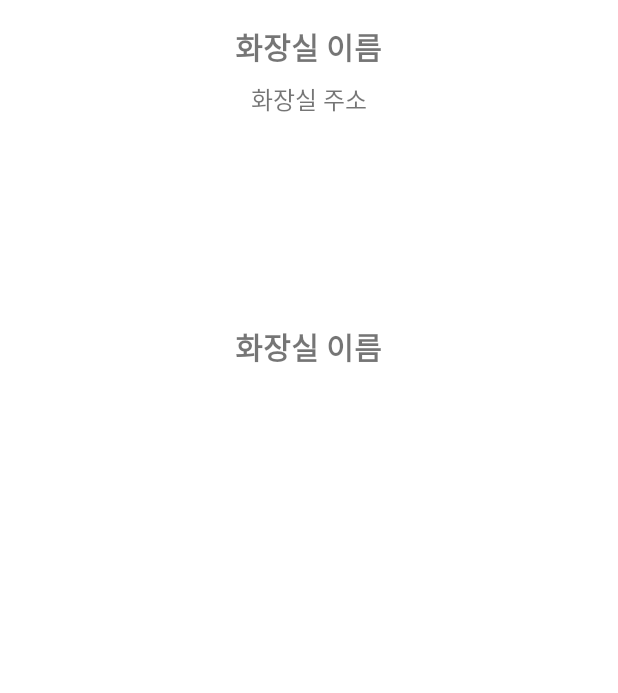
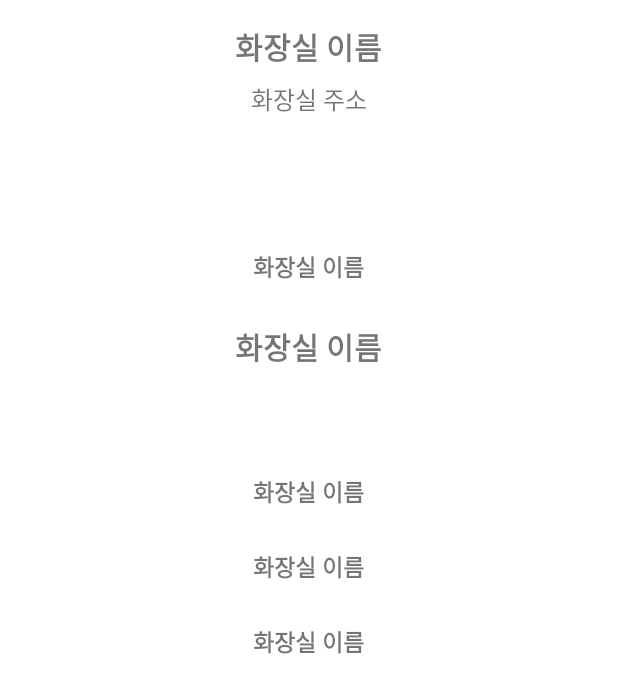
Before and after one commit to Kimbabo9/toilet-search, an Android app: the layout activity_toilet_info.xml on its own in the app's theme, with its tools: preview values and no code run, on a phone screen of 412 x 824 dp. Shown: the top 693 px of the screen. Run offline under Robolectric (Android 15) with nearby library versions, the phone set to English and light mode, and no system bars.

Commit message:
화장실 정보들 들고와서 저장

```diff
--- a/app/src/main/res/layout/activity_toilet_info.xml
+++ b/app/src/main/res/layout/activity_toilet_info.xml
@@ -27,7 +27,7 @@
     <!-- 필요한 화장실 정보를 추가하는 TextView 등을 여기에 추가하세요 -->
 
     <TextView
-        android:id="@+id/textViewTest"
+        android:id="@+id/textViewopeningHours"
         android:layout_width="wrap_content"
         android:layout_height="wrap_content"
         android:textSize="20sp"
@@ -36,4 +36,45 @@
         android:layout_marginTop="200dp"
         android:text="화장실 이름" />
 
+
+    <TextView
+        android:id="@+id/textViewmanagementAgency"
+        android:layout_width="wrap_content"
+        android:layout_height="wrap_content"
+        android:textSize="15sp"
+        android:textStyle="bold"
+        android:layout_centerHorizontal="true"
+        android:layout_marginTop="150dp"
+        android:text="화장실 이름" />
+
+    <TextView
+        android:id="@+id/textViewunisexToilet"
+        android:layout_width="wrap_content"
+        android:layout_height="wrap_content"
+        android:textSize="15sp"
+        android:textStyle="bold"
+        android:layout_centerHorizontal="true"
+        android:layout_marginTop="300dp"
+        android:text="화장실 이름" />
+
+    <TextView
+        android:id="@+id/textViewmenToiletCount"
+        android:layout_width="wrap_content"
+        android:layout_height="wrap_content"
+        android:textSize="15sp"
+        android:textStyle="bold"
+        android:layout_centerHorizontal="true"
+        android:layout_marginTop="350dp"
+        android:text="화장실 이름" />
+
+    <TextView
+        android:id="@+id/textViewmenUrinalCount"
+        android:layout_width="wrap_content"
+        android:layout_height="wrap_content"
+        android:textSize="15sp"
+        android:textStyle="bold"
+        android:layout_centerHorizontal="true"
+        android:layout_marginTop="400dp"
+        android:text="화장실 이름" />
+
 </RelativeLayout>
```
Also changed, not shown: app/src/main/java/com/example/toilet_search_app/MapviewActivity.java (+23 -15 lines), app/src/main/java/com/example/toilet_search_app/ToiletInfoActivity.java (+20 -3 lines).
